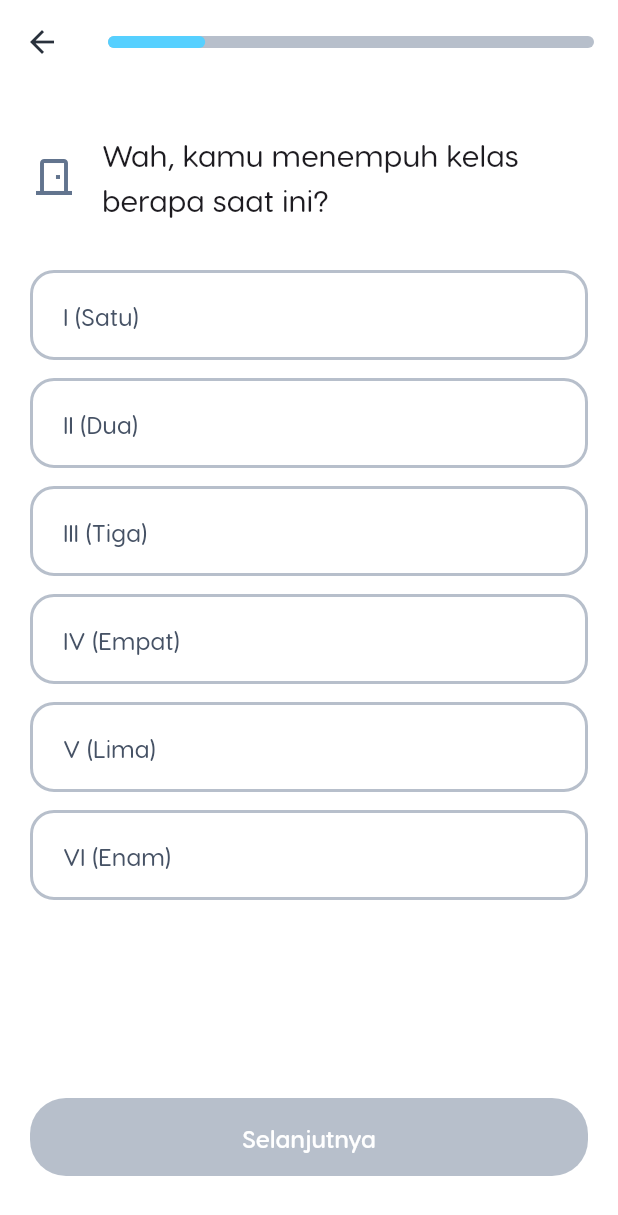
After one commit to haszbrainz/mindoro, a Flutter app: the PersonalizationFlowScreen screen opened by its route, swiped to page 4, on a phone screen of 412 x 824 dp. The commit adds this screen. Shown: the top 1215 px of the screen. Run offline on Flutter 3.47's test engine with Material 3 defaults, Android fonts, the light colour scheme and no system bars.

Commit message:
Refactor routing and personalization flow: remove unused screens, add missing imports, and implement new steps in the personalization process

```diff
--- a/lib/routes/app_routes.dart
+++ b/lib/routes/app_routes.dart
@@ -1,5 +1,4 @@
 import 'package:flutter/material.dart';
-import 'package:mindoro/views/personalisasi/personalisasi_screen.dart';
 import 'package:mindoro/views/autentikasi/registrasi_flow_screen.dart';
 import 'package:mindoro/views/autentikasi/welcome_screen.dart';
 import 'package:mindoro/views/home/home_screen.dart';
@@ -16,7 +15,6 @@ import './name_routes.dart';
 
 class AppRoutes {
   static final Map<String, WidgetBuilder> routes = {
-    RouteNames.personal: (context) => const PersonalisasiScreen(),
     RouteNames.regisflow: (context) => const RegistrationFlowScreen(),
     RouteNames.home: (context) => const HomeScreen(),
     RouteNames.welcome: (context) => const WelcomeScreen(),
--- a/lib/routes/name_routes.dart
+++ b/lib/routes/name_routes.dart
@@ -2,7 +2,6 @@ class RouteNames {
   static const String welcome = '/welcome'; // Rute awal Anda
   static const String regisflow = '/regis_flow'; // Jika ada halaman registrasi
   static const String home = '/'; // Untuk Beranda (HomeScreen)
-  static const String personal = '/personal'; // Untuk Artikel (ArtikelScreen)
   static const String game ='/game'; // Rute untuk 'Laporkan' (sesuai di FloatingNavigationBar)                                       // Anda bisa mengganti '/style-me' menjadi '/laporkan' jika lebih intuitif
   static const String leaderboard = '/leaderboard'; // Untuk Profil (ProfileScreen)
   static const String quest ='/quest';
--- a/lib/views/personalisasi/personalisasi_flow_screen.dart
+++ b/lib/views/personalisasi/personalisasi_flow_screen.dart
@@ -2,18 +2,20 @@ import 'package:flutter/material.dart';
 import 'package:provider/provider.dart';
 import 'package:mindoro/viewmodels/personalization_vm.dart';
 import 'package:mindoro/themes/custom_colors.dart';
+import 'package:mindoro/routes/name_routes.dart'; // <-- PERBAIKAN: Import yang hilang ditambahkan di sini
 
 // Import halaman-halaman langkah personalisasi
 import 'package:mindoro/views/personalisasi/steps/step_1_class.dart';
-// import 'package:mindoro/views/personalisasi/steps/step_2_...';
-// import 'package:mindoro/views/personalisasi/steps/step_3_...';
-// import 'package:mindoro/views/personalisasi/steps/step_4_...';
+import 'package:mindoro/views/personalisasi/steps/step_2_lesson.dart';
+import 'package:mindoro/views/personalisasi/steps/step_3_time.dart';
+import 'package:mindoro/views/personalisasi/steps/step_4_info.dart';
 
 class PersonalizationFlowScreen extends StatefulWidget {
   const PersonalizationFlowScreen({super.key});
 
   @override
-  State<PersonalizationFlowScreen> createState() => _PersonalizationFlowScreenState();
+  State<PersonalizationFlowScreen> createState() =>
+      _PersonalizationFlowScreenState();
 }
 
 class _PersonalizationFlowScreenState extends State<PersonalizationFlowScreen> {
@@ -34,10 +36,25 @@ class _PersonalizationFlowScreenState extends State<PersonalizationFlowScreen> {
       appBar: AppBar(
         backgroundColor: Colors.white,
         elevation: 0,
-        // Tombol X untuk keluar dari alur
         leading: IconButton(
-          icon: const Icon(Icons.close, color: CustomColors.slate900),
-          onPressed: () => Navigator.of(context).pop(),
+          icon: const Icon(Icons.arrow_back, color: CustomColors.slate900),
+          onPressed: () {
+            // --- LOGIKA PERBAIKAN DI SINI ---
+            if (viewModel.currentPage > 1) {
+              // Jika bukan halaman pertama, kembali ke langkah sebelumnya
+              viewModel.previousStep();
+              _pageController.previousPage(
+                duration: const Duration(milliseconds: 300),
+                curve: Curves.easeIn,
+              );
+            } else {
+              // Jika ini adalah halaman pertama, kembali ke halaman intro
+              Navigator.pushReplacementNamed(
+                context,
+                RouteNames.personalizationIntro,
+              );
+            }
+          },
         ),
         title: SizedBox(
           height: 8,
@@ -56,6 +73,9 @@ class _PersonalizationFlowScreenState extends State<PersonalizationFlowScreen> {
         children: [
           // Daftarkan 4 halaman langkah Anda di sini
           Step1Class(pageController: _pageController),
+          Step2Lesson(pageController: _pageController),
+          Step3Time(pageController: _pageController), // <-- PERBAIKAN: Tambahkan Step2Lesson
+          Step4Info(pageController: _pageController), // <-- PERBAIKAN: Tamb
           // Step2...(pageController: _pageController),
           // Step3...(pageController: _pageController),
           // Step4...(pageController: _pageController),
--- /dev/null
+++ b/lib/views/personalisasi/steps/step_2_lesson.dart
@@ -0,0 +1,135 @@
+import 'package:flutter/material.dart';
+import 'package:provider/provider.dart';
+import 'package:mindoro/viewmodels/personalization_vm.dart';
+import 'package:mindoro/themes/custom_colors.dart';
+import 'package:mindoro/themes/custom_text_styles.dart';
+
+class Step2Lesson extends StatefulWidget {
+  final PageController pageController;
+  const Step2Lesson({super.key, required this.pageController});
+
+  @override
+  State<Step2Lesson> createState() => _Step2LessonState();
+}
+
+class _Step2LessonState extends State<Step2Lesson> {
+  // State lokal untuk menyimpan pilihan yang sedang dipilih di halaman ini
+  String? _selectedClass;
+
+  // Daftar pilihan jawaban
+  final List<String> _classOptions = [
+    'I (Satu)', 'II (Dua)', 'III (Tiga)',
+    'IV (Empat)', 'V (Lima)', 'VI (Enam)'
+  ];
+
+  @override
+  Widget build(BuildContext context) {
+    final viewModel = context.read<PersonalizationViewModel>();
+
+    return Padding(
+      padding: const EdgeInsets.symmetric(horizontal: 20.0),
+      child: Column(
+        crossAxisAlignment: CrossAxisAlignment.start,
+        children: [
+          const SizedBox(height: 32),
+          // Pertanyaan
+          Row(
+            children: [
+              const Icon(Icons.door_front_door_outlined, size: 32, color: CustomColors.slate500),
+              const SizedBox(width: 16),
+              Expanded(
+                child: Text(
+                  'Wah, kamu menempuh kelas berapa saat ini?',
+                  style: CustomTextStyles.mediumXl,
+                ),
+              ),
+            ],
+          ),
+          const SizedBox(height: 32),
+
+          // Pilihan Jawaban
+          ..._classOptions.map((option) {
+            bool isSelected = _selectedClass == option;
+            return Padding(
+              padding: const EdgeInsets.only(bottom: 12.0),
+              child: _ChoiceButton(
+                text: option,
+                isSelected: isSelected,
+                onTap: () {
+                  setState(() {
+                    _selectedClass = option;
+                  });
+                },
+              ),
+            );
+          }).toList(),
+
+          const Spacer(), // Mendorong tombol ke bawah
+
+          // Tombol Selanjutnya
+          ElevatedButton(
+            // Tombol hanya aktif jika sudah ada jawaban yang dipilih
+            onPressed: _selectedClass == null ? null : () {
+              // Simpan jawaban ke ViewModel
+              viewModel.selectedClass = _selectedClass;
+              // Pindah ke halaman berikutnya
+              viewModel.nextStep();
+              widget.pageController.nextPage(
+                duration: const Duration(milliseconds: 300),
+                curve: Curves.easeIn,
+              );
+            },
+            style: ElevatedButton.styleFrom(
+              backgroundColor: CustomColors.blue500,
+              disabledBackgroundColor: CustomColors.slate200,
+              minimumSize: const Size(double.infinity, 52),
+              shape: RoundedRectangleBorder(
+                borderRadius: BorderRadius.circular(24.0),
+              ),
+            ),
+            child: Text('Selanjutnya', style: CustomTextStyles.demiBoldBase.copyWith(color: Colors.white)),
+          ),
+          const SizedBox(height: 40),
+        ],
+      ),
+    );
+  }
+}
+
+// Widget Pilihan Jawaban yang bisa digunakan kembali
+class _ChoiceButton extends StatelessWidget {
+  final String text;
+  final bool isSelected;
+  final VoidCallback onTap;
+
+  const _ChoiceButton({
+    required this.text,
+    required this.isSelected,
+    required this.onTap,
+  });
+
+  @override
+  Widget build(BuildContext context) {
+    return GestureDetector(
+      onTap: onTap,
+      child: Container(
+        width: double.infinity,
+        padding: const EdgeInsets.symmetric(vertical: 16, horizontal: 20),
+        decoration: BoxDecoration(
+          color: isSelected ? CustomColors.blue100.withOpacity(0.5) : Colors.transparent,
+          borderRadius: BorderRadius.circular(16.0),
+          border: Border.all(
+            color: isSelected ? CustomColors.blue500 : CustomColors.slate200,
+            width: 2,
+          ),
+        ),
+        child: Text(
+          text,
+          style: CustomTextStyles.mediumBase.copyWith(
+            color: isSelected ? CustomColors.blue700 : CustomColors.slate700,
+          ),
+        ),
+      ),
+    );
+  }
+}
--- /dev/null
+++ b/lib/views/personalisasi/steps/step_3_time.dart
@@ -0,0 +1,135 @@
+import 'package:flutter/material.dart';
+import 'package:provider/provider.dart';
+import 'package:mindoro/viewmodels/personalization_vm.dart';
+import 'package:mindoro/themes/custom_colors.dart';
+import 'package:mindoro/themes/custom_text_styles.dart';
+
+class Step3Time extends StatefulWidget {
+  final PageController pageController;
+  const Step3Time({super.key, required this.pageController});
+
+  @override
+  State<Step3Time> createState() => _Step3TimeState();
+}
+
+class _Step3TimeState extends State<Step3Time> {
+  // State lokal untuk menyimpan pilihan yang sedang dipilih di halaman ini
+  String? _selectedClass;
+
+  // Daftar pilihan jawaban
+  final List<String> _classOptions = [
+    'I (Satu)', 'II (Dua)', 'III (Tiga)',
+    'IV (Empat)', 'V (Lima)', 'VI (Enam)'
+  ];
+
+  @override
+  Widget build(BuildContext context) {
+    final viewModel = context.read<PersonalizationViewModel>();
+
+    return Padding(
+      padding: const EdgeInsets.symmetric(horizontal: 20.0),
+      child: Column(
+        crossAxisAlignment: CrossAxisAlignment.start,
+        children: [
+          const SizedBox(height: 32),
+          // Pertanyaan
+          Row(
+            children: [
+              const Icon(Icons.door_front_door_outlined, size: 32, color: CustomColors.slate500),
+              const SizedBox(width: 16),
+              Expanded(
+                child: Text(
+                  'Wah, kamu menempuh kelas berapa saat ini?',
+                  style: CustomTextStyles.mediumXl,
+                ),
+              ),
+            ],
+          ),
+          const SizedBox(height: 32),
+
+          // Pilihan Jawaban
+          ..._classOptions.map((option) {
+            bool isSelected = _selectedClass == option;
+            return Padding(
+              padding: const EdgeInsets.only(bottom: 12.0),
+              child: _ChoiceButton(
+                text: option,
+                isSelected: isSelected,
+                onTap: () {
+                  setState(() {
+                    _selectedClass = option;
+                  });
+                },
+              ),
+            );
+          }).toList(),
+
+          const Spacer(), // Mendorong tombol ke bawah
+
+          // Tombol Selanjutnya
+          ElevatedButton(
+            // Tombol hanya aktif jika sudah ada jawaban yang dipilih
+            onPressed: _selectedClass == null ? null : () {
+              // Simpan jawaban ke ViewModel
+              viewModel.selectedClass = _selectedClass;
+              // Pindah ke halaman berikutnya
+              viewModel.nextStep();
+              widget.pageController.nextPage(
+                duration: const Duration(milliseconds: 300),
+                curve: Curves.easeIn,
+              );
+            },
+            style: ElevatedButton.styleFrom(
+              backgroundColor: CustomColors.blue500,
+              disabledBackgroundColor: CustomColors.slate200,
+              minimumSize: const Size(double.infinity, 52),
+              shape: RoundedRectangleBorder(
+                borderRadius: BorderRadius.circular(24.0),
+              ),
+            ),
+            child: Text('Selanjutnya', style: CustomTextStyles.demiBoldBase.copyWith(color: Colors.white)),
+          ),
+          const SizedBox(height: 40),
+        ],
+      ),
+    );
+  }
+}
+
+// Widget Pilihan Jawaban yang bisa digunakan kembali
+class _ChoiceButton extends StatelessWidget {
+  final String text;
+  final bool isSelected;
+  final VoidCallback onTap;
+
+  const _ChoiceButton({
+    required this.text,
+    required this.isSelected,
+    required this.onTap,
+  });
+
+  @override
+  Widget build(BuildContext context) {
+    return GestureDetector(
+      onTap: onTap,
+      child: Container(
+        width: double.infinity,
+        padding: const EdgeInsets.symmetric(vertical: 16, horizontal: 20),
+        decoration: BoxDecoration(
+          color: isSelected ? CustomColors.blue100.withOpacity(0.5) : Colors.transparent,
+          borderRadius: BorderRadius.circular(16.0),
+          border: Border.all(
+            color: isSelected ? CustomColors.blue500 : CustomColors.slate200,
+            width: 2,
+          ),
+        ),
+        child: Text(
+          text,
+          style: CustomTextStyles.mediumBase.copyWith(
+            color: isSelected ? CustomColors.blue700 : CustomColors.slate700,
+          ),
+        ),
+      ),
+    );
+  }
+}
--- /dev/null
+++ b/lib/views/personalisasi/steps/step_4_info.dart
@@ -0,0 +1,135 @@
+import 'package:flutter/material.dart';
+import 'package:provider/provider.dart';
+import 'package:mindoro/viewmodels/personalization_vm.dart';
+import 'package:mindoro/themes/custom_colors.dart';
+import 'package:mindoro/themes/custom_text_styles.dart';
+
+class Step4Info extends StatefulWidget {
+  final PageController pageController;
+  const Step4Info({super.key, required this.pageController});
+
+  @override
+  State<Step4Info> createState() => _Step4InfoState();
+}
+
+class _Step4InfoState extends State<Step4Info> {
+  // State lokal untuk menyimpan pilihan yang sedang dipilih di halaman ini
+  String? _selectedClass;
+
+  // Daftar pilihan jawaban
+  final List<String> _classOptions = [
+    'I (Satu)', 'II (Dua)', 'III (Tiga)',
+    'IV (Empat)', 'V (Lima)', 'VI (Enam)'
+  ];
+
+  @override
+  Widget build(BuildContext context) {
+    final viewModel = context.read<PersonalizationViewModel>();
+
+    return Padding(
+      padding: const EdgeInsets.symmetric(horizontal: 20.0),
+      child: Column(
+        crossAxisAlignment: CrossAxisAlignment.start,
+        children: [
+          const SizedBox(height: 32),
+          // Pertanyaan
+          Row(
+            children: [
+              const Icon(Icons.door_front_door_outlined, size: 32, color: CustomColors.slate500),
+              const SizedBox(width: 16),
+              Expanded(
+                child: Text(
+                  'Wah, kamu menempuh kelas berapa saat ini?',
+                  style: CustomTextStyles.mediumXl,
+                ),
+              ),
+            ],
+          ),
+          const SizedBox(height: 32),
+
+          // Pilihan Jawaban
+          ..._classOptions.map((option) {
+            bool isSelected = _selectedClass == option;
+            return Padding(
+              padding: const EdgeInsets.only(bottom: 12.0),
+              child: _ChoiceButton(
+                text: option,
+                isSelected: isSelected,
+                onTap: () {
+                  setState(() {
+                    _selectedClass = option;
+                  });
+                },
+              ),
+            );
+          }).toList(),
+
+          const Spacer(), // Mendorong tombol ke bawah
+
+          // Tombol Selanjutnya
+          ElevatedButton(
+            // Tombol hanya aktif jika sudah ada jawaban yang dipilih
+            onPressed: _selectedClass == null ? null : () {
+              // Simpan jawaban ke ViewModel
+              viewModel.selectedClass = _selectedClass;
+              // Pindah ke halaman berikutnya
+              viewModel.nextStep();
+              widget.pageController.nextPage(
+                duration: const Duration(milliseconds: 300),
+                curve: Curves.easeIn,
+              );
+            },
+            style: ElevatedButton.styleFrom(
+              backgroundColor: CustomColors.blue500,
+              disabledBackgroundColor: CustomColors.slate200,
+              minimumSize: const Size(double.infinity, 52),
+              shape: RoundedRectangleBorder(
+                borderRadius: BorderRadius.circular(24.0),
+              ),
+            ),
+            child: Text('Selanjutnya', style: CustomTextStyles.demiBoldBase.copyWith(color: Colors.white)),
+          ),
+          const SizedBox(height: 40),
+        ],
+      ),
+    );
+  }
+}
+
+// Widget Pilihan Jawaban yang bisa digunakan kembali
+class _ChoiceButton extends StatelessWidget {
+  final String text;
+  final bool isSelected;
+  final VoidCallback onTap;
+
+  const _ChoiceButton({
+    required this.text,
+    required this.isSelected,
+    required this.onTap,
+  });
+
+  @override
+  Widget build(BuildContext context) {
+    return GestureDetector(
+      onTap: onTap,
+      child: Container(
+        width: double.infinity,
+        padding: const EdgeInsets.symmetric(vertical: 16, horizontal: 20),
+        decoration: BoxDecoration(
+          color: isSelected ? CustomColors.blue100.withOpacity(0.5) : Colors.transparent,
+          borderRadius: BorderRadius.circular(16.0),
+          border: Border.all(
+            color: isSelected ? CustomColors.blue500 : CustomColors.slate200,
+            width: 2,
+          ),
+        ),
+        child: Text(
+          text,
+          style: CustomTextStyles.mediumBase.copyWith(
+            color: isSelected ? CustomColors.blue700 : CustomColors.slate700,
+          ),
+        ),
+      ),
+    );
+  }
+}
```
Also changed, not shown: lib/views/autentikasi/step4password.dart (+19 -12 lines), lib/views/personalisasi/personalisasi_screen.dart (deleted, +0 -47 lines).
